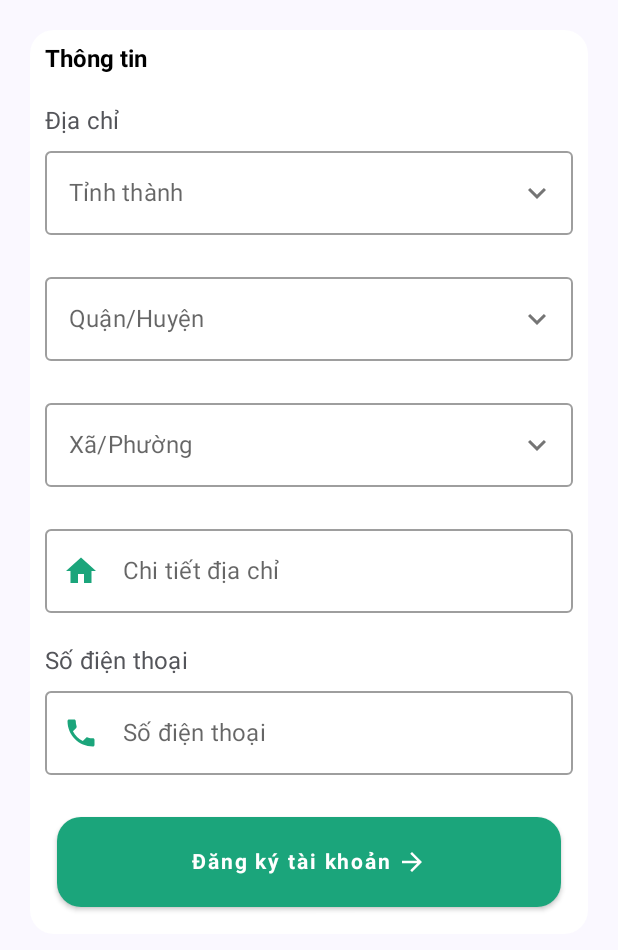
After one commit to tdatIT/tda-mobile-app, an Android app built with Jetpack Compose: the NewAddressScreen screen opened through its navigation route, on a phone screen of 412 x 824 dp. The commit adds this screen. Shown: the top 950 px of the screen. Run offline under Robolectric (Android 15) with nearby library versions, the phone set to English and light mode, and no system bars; our stand-ins replace Dagger/Hilt's generated code, Room's generated code, constraintlayout-compose; pictures from the network do not load; 1 statement that could not run was skipped.

Commit message:
complete app with beta version

```diff
--- a/app/src/main/java/com/tda/app/data/service/JwtApiService.kt
+++ b/app/src/main/java/com/tda/app/data/service/JwtApiService.kt
@@ -34,7 +34,7 @@ interface JwtApiService {
     suspend fun changeInfo(@Header("Authorization") token: String, @Body body: ChangeInfo)
 
     @PATCH("users/change-password")
-    suspend fun changPassword(@Header("Authorization") token: String, @Body body: ChangePassword)
+    suspend fun changePassword(@Header("Authorization") token: String, @Body body: ChangePassword)
 
     @PATCH("users/change-avatar")
     suspend fun changAvatar(
--- a/app/src/main/java/com/tda/app/model/UserAddress.kt
+++ b/app/src/main/java/com/tda/app/model/UserAddress.kt
@@ -1,12 +1,12 @@
 package com.tda.app.model
 
 data class UserAddress(
-    val addressId: Long,
+    val addressId: Long? = null,
     val phone: String,
     val detail: String,
     val province: Int,
     val district: Int,
     val ward: Int,
-    val commune: String,
-    val isDeleted: Boolean
+    val commune: String? = null,
+    val isDeleted: Boolean? = null
 )
--- a/app/src/main/java/com/tda/app/model/request/AddressRequest.kt
+++ b/app/src/main/java/com/tda/app/model/request/AddressRequest.kt
@@ -1,9 +1,9 @@
 package com.tda.app.model.request
 
 data class AddressRequest(
-    val province: Int,
-    val district: Int,
-    val ward: Int,
+    val province_code: Int,
+    val district_code: Int,
+    val ward_code: Int,
     val detail: String,
     val phone: String? = null,
 )
--- a/app/src/main/java/com/tda/app/model/request/RegisterAccount.kt
+++ b/app/src/main/java/com/tda/app/model/request/RegisterAccount.kt
@@ -9,6 +9,6 @@ data class RegisterAccount(
     var hashPassword: String,
     var confirmPassword: String,
     var phone: String,
-    var defaultAddress: AddressRequest,
+    var defaultAddress: UserAddress,
     var address_detail: String,
 )
--- a/app/src/main/java/com/tda/app/navigation/Navigation.kt
+++ b/app/src/main/java/com/tda/app/navigation/Navigation.kt
@@ -15,6 +15,7 @@ import com.tda.app.view.CheckOutSuccessScreen
 import com.tda.app.view.CheckoutScreen
 import com.tda.app.view.HomeScreen
 import com.tda.app.view.LoginScreen
+import com.tda.app.view.NewAddressScreen
 import com.tda.app.view.OrderDetailsScreen
 import com.tda.app.view.OrderScreen
 import com.tda.app.view.ProductDetailScreen
@@ -122,5 +123,8 @@ fun Navigation() {
         composable(Screen.OrderScreen.route) {
             OrderScreen(nav = navController)
         }
+        composable(Screen.AddNewAddress.route) {
+            NewAddressScreen(navController = navController)
+        }
     }
 }
--- a/app/src/main/java/com/tda/app/navigation/Screen.kt
+++ b/app/src/main/java/com/tda/app/navigation/Screen.kt
@@ -21,5 +21,6 @@ sealed class Screen(val route: String) {
     object WishListScreen : Screen("wishlist_screen")
     object OrderScreen : Screen("order_screen")
     object OrderDetailScreen : Screen("order_detail/{orderId}")
+    object AddNewAddress : Screen("add_new_address")
 
 }
--- a/app/src/main/java/com/tda/app/view/AppBar.kt
+++ b/app/src/main/java/com/tda/app/view/AppBar.kt
@@ -28,7 +28,6 @@ import androidx.compose.material.TextField
 import androidx.compose.material.TextFieldDefaults
 import androidx.compose.material.icons.Icons
 import androidx.compose.material.icons.filled.Add
-import androidx.compose.material.icons.filled.Close
 import androidx.compose.material.icons.outlined.AddShoppingCart
 import androidx.compose.material.icons.outlined.ArrowBack
 import androidx.compose.material.icons.outlined.Edit
@@ -628,7 +627,7 @@ fun ManagerListAddress(navController: NavController) {
             )
             Spacer(modifier = Modifier.width(8.dp))
 
-            IconButton(onClick = {}) {
+            IconButton(onClick = { navController.navigate(Screen.AddNewAddress.route) }) {
                 Icon(
                     imageVector = Icons.Default.Add,
                     contentDescription = "",
--- /dev/null
+++ b/app/src/main/java/com/tda/app/view/NewAddressScreen.kt
@@ -0,0 +1,242 @@
+package com.tda.app.view
+
+import androidx.compose.foundation.background
+import androidx.compose.foundation.layout.Arrangement
+import androidx.compose.foundation.layout.Box
+import androidx.compose.foundation.layout.Column
+import androidx.compose.foundation.layout.Spacer
+import androidx.compose.foundation.layout.fillMaxSize
+import androidx.compose.foundation.layout.fillMaxWidth
+import androidx.compose.foundation.layout.height
+import androidx.compose.foundation.layout.padding
+import androidx.compose.foundation.layout.size
+import androidx.compose.foundation.layout.wrapContentHeight
+import androidx.compose.foundation.rememberScrollState
+import androidx.compose.foundation.shape.RoundedCornerShape
+import androidx.compose.foundation.verticalScroll
+import androidx.compose.material.Button
+import androidx.compose.material.ButtonDefaults
+import androidx.compose.material.Icon
+import androidx.compose.material.MaterialTheme
+import androidx.compose.material.OutlinedTextField
+import androidx.compose.material.Text
+import androidx.compose.material.icons.Icons
+import androidx.compose.material.icons.filled.ArrowForward
+import androidx.compose.material.icons.filled.Home
+import androidx.compose.material.icons.filled.Phone
+import androidx.compose.runtime.Composable
+import androidx.compose.runtime.collectAsState
+import androidx.compose.runtime.getValue
+import androidx.compose.runtime.mutableStateOf
+import androidx.compose.runtime.remember
+import androidx.compose.runtime.setValue
+import androidx.compose.ui.Alignment
+import androidx.compose.ui.Modifier
+import androidx.compose.ui.draw.clip
+import androidx.compose.ui.text.font.FontWeight
+import androidx.compose.ui.tooling.preview.Preview
+import androidx.compose.ui.unit.dp
+import androidx.compose.ui.unit.sp
+import androidx.hilt.navigation.compose.hiltViewModel
+import androidx.navigation.NavController
+import androidx.navigation.compose.rememberNavController
+import com.tda.app.navigation.Screen
+import com.tda.app.ui.theme.colorPrimary
+import com.tda.app.ui.theme.dark_gray
+import com.tda.app.ui.theme.white
+import com.tda.app.viewmodel.DistrictViewModel
+import com.tda.app.viewmodel.ProvinceViewModel
+import com.tda.app.viewmodel.UserViewModel
+import com.tda.app.viewmodel.WardViewModel
+
+@Composable
+fun NewAddressScreen(
+    navController: NavController,
+    provinceViewModel: ProvinceViewModel = hiltViewModel(),
+    districtViewModel: DistrictViewModel = hiltViewModel(),
+    wardViewModel: WardViewModel = hiltViewModel(),
+    userViewModel: UserViewModel = hiltViewModel()
+) {
+    val provinces by provinceViewModel.provinces.collectAsState()
+    val districts by districtViewModel.district.collectAsState()
+    val wards by wardViewModel.wards.collectAsState()
+    val user by userViewModel.state.collectAsState()
+    var isOpened by remember {
+        mutableStateOf(false)
+    }
+    var displayed by remember {
+        mutableStateOf(false)
+    }
+    var provinceCode by remember {
+        mutableStateOf(0)
+    }
+    var districtCode by remember {
+        mutableStateOf(0)
+    }
+    var wardsCode by remember {
+        mutableStateOf(0)
+    }
+    if (isOpened) {
+        MessageDialog(
+            title = "Đăng ký thất bại",
+            msg = "Vui lòng kiểm tra dữ liệu đầu vào",
+            onChange = {
+                isOpened = false
+
+            }
+        )
+    }
+
+    if (displayed) {
+        ProgressIndicator()
+    }
+
+    Box(
+        modifier = Modifier
+            .fillMaxSize()
+            .verticalScroll(rememberScrollState())
+    ) {
+
+        Column(
+            modifier = Modifier
+                .fillMaxSize()
+                .padding(20.dp)
+        ) {
+            Box(
+                modifier = Modifier
+                    .fillMaxWidth()
+                    .wrapContentHeight()
+                    .clip(RoundedCornerShape(16.dp))
+                    .background(white)
+            ) {
+                Column(
+                    modifier = Modifier
+                        .fillMaxWidth()
+                        .padding(10.dp)
+                ) {
+                    Text(
+                        text = "Thông tin",
+                        fontSize = 16.sp,
+                        fontWeight = FontWeight.Bold
+                    )
+                    Spacer(modifier = Modifier.padding(10.dp))
+
+                    Text(
+                        text = "Địa chỉ",
+                        style = MaterialTheme.typography.subtitle1,
+                        color = dark_gray,
+                    )
+
+                    DropDownMenuProvince(
+                        provinces,
+                        "Tỉnh thành",
+                        { code -> provinceCode = code },
+                        { code -> districtViewModel.fetchData(code) }
+                    )
+                    Spacer(modifier = Modifier.padding(10.dp))
+
+                    DropDownMenuProvince(
+                        districts,
+                        "Quận/Huyện",
+                        { code -> districtCode = code },
+                        { code -> wardViewModel.fecthData(code) }
+                    )
+                    Spacer(modifier = Modifier.padding(10.dp))
+
+                    DropDownMenuProvince(
+                        wards,
+                        "Xã/Phường",
+                        { code -> wardsCode = code },
+                        {})
+                    Spacer(modifier = Modifier.padding(10.dp))
+                    var details by remember {
+                        mutableStateOf("")
+                    }
+                    OutlinedTextField(value = details, onValueChange = {
+                        details = it
+                    },
+                        modifier = Modifier.fillMaxSize(),
+                        label = { Text("Chi tiết địa chỉ") },
+                        placeholder = { Text(text = "Nhập chi tiết địa chỉ") },
+                        leadingIcon = {
+                            Icon(
+                                imageVector = Icons.Default.Home,
+                                contentDescription = null,
+                                tint = colorPrimary
+                            )
+                        }
+                    )
+                    Spacer(modifier = Modifier.padding(10.dp))
+                    Text(
+                        text = "Số điện thoại",
+                        style = MaterialTheme.typography.subtitle1,
+                        color = dark_gray,
+                    )
+                    var phone by remember {
+                        mutableStateOf("")
+                    }
+                    OutlinedTextField(value = phone, onValueChange = {
+                        phone = it
+                    },
+                        modifier = Modifier.fillMaxSize(),
+                        label = { Text("Số điện thoại") },
+                        placeholder = { Text(text = "Nhập Email") },
+                        leadingIcon = {
+                            Icon(
+                                imageVector = Icons.Default.Phone,
+                                contentDescription = null,
+                                tint = colorPrimary
+                            )
+                        }
+                    )
+                    Spacer(modifier = Modifier.padding(10.dp))
+                    Column(
+                        modifier = Modifier.fillMaxWidth(),
+                        horizontalAlignment = Alignment.CenterHorizontally,
+                        verticalArrangement = Arrangement.Bottom
+                    ) {
+                        Button(
+                            onClick = {
+                                userViewModel.addNewAddress(
+                                    provine = provinceCode,
+                                    district = districtCode,
+                                    ward = wardsCode,
+                                    phone = phone,
+                                    detail = details
+                                )
+                                navController.navigate(Screen.AccountScreen.route)
+                            },
+                            colors = ButtonDefaults.buttonColors(backgroundColor = colorPrimary),
+                            modifier = Modifier
+                                .padding(8.dp)
+                                .fillMaxWidth()
+                                .height(60.dp),
+                            shape = RoundedCornerShape(16.dp)
+                        ) {
+                            Text(
+                                text = "Đăng ký tài khoản",
+                                color = white,
+                                fontWeight = FontWeight.Bold
+                            )
+                            Icon(
+                                imageVector = Icons.Default.ArrowForward,
+                                contentDescription = null,
+                                tint = white,
+                                modifier = Modifier
+                                    .padding(start = 4.dp)
+                                    .size(20.dp, 20.dp)
+                            )
+                        }
+                    }
+                }
+            }
+        }
+    }
+}
+
+@Preview
+@Composable
+fun PreviewSc() {
+    val nav = rememberNavController()
+    NewAddressScreen(navController = nav)
+}
--- a/app/src/main/java/com/tda/app/viewmodel/RegisterViewModel.kt
+++ b/app/src/main/java/com/tda/app/viewmodel/RegisterViewModel.kt
@@ -4,7 +4,7 @@ import androidx.lifecycle.ViewModel
 import androidx.lifecycle.viewModelScope
 import com.tda.app.data.repository.UserRemote
 import com.tda.app.model.Resource
-import com.tda.app.model.request.AddressRequest
+import com.tda.app.model.UserAddress
 import com.tda.app.model.request.RegisterAccount
 import dagger.hilt.android.lifecycle.HiltViewModel
 import kotlinx.coroutines.flow.MutableStateFlow
@@ -38,7 +38,7 @@ class RegisterViewModel @Inject constructor(val userRemote: UserRemote) : ViewMo
                 confirmPassword = confirmPassword,
                 phone = phone,
                 address_detail = address_detail,
-                defaultAddress = AddressRequest(
+                defaultAddress = UserAddress(
                     province = provinceCode,
                     district = districtCode,
                     ward = wardCode,
```
Also changed, not shown: app/src/main/java/com/tda/app/component/BottomSheetChangePassword.kt (+135 -161 lines), app/src/main/java/com/tda/app/data/repository/UserRemote.kt (+20 -0 lines), app/src/main/java/com/tda/app/view/ManagerAccount.kt (+21 -14 lines), app/src/main/java/com/tda/app/viewmodel/UserViewModel.kt (+31 -0 lines).
